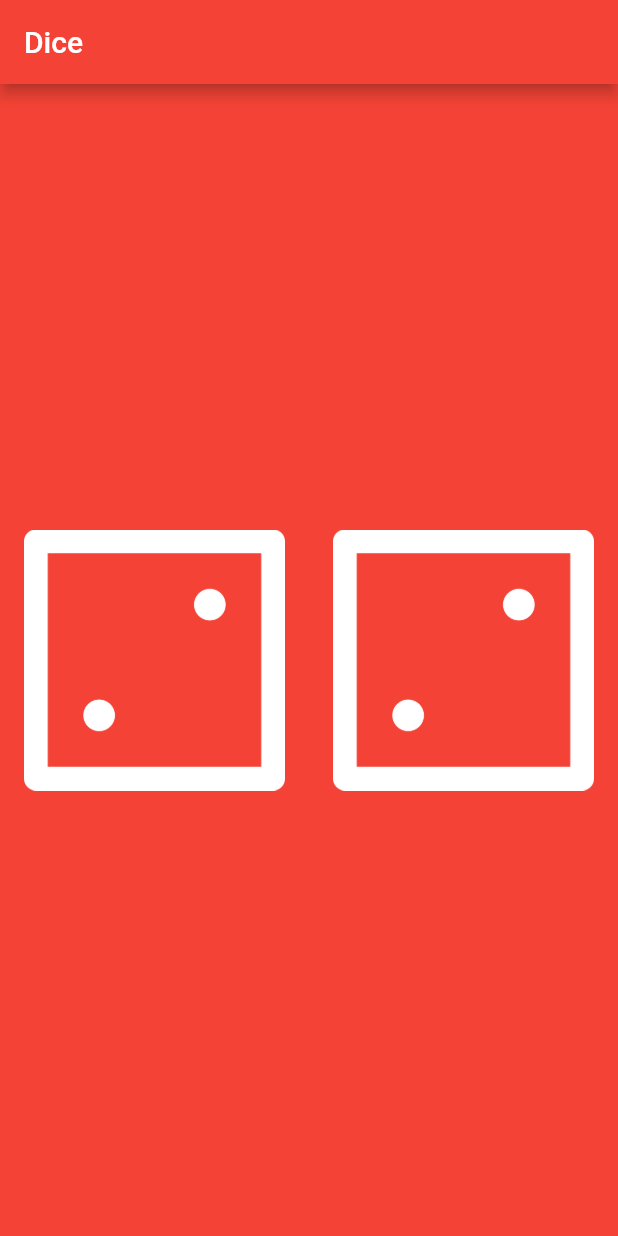
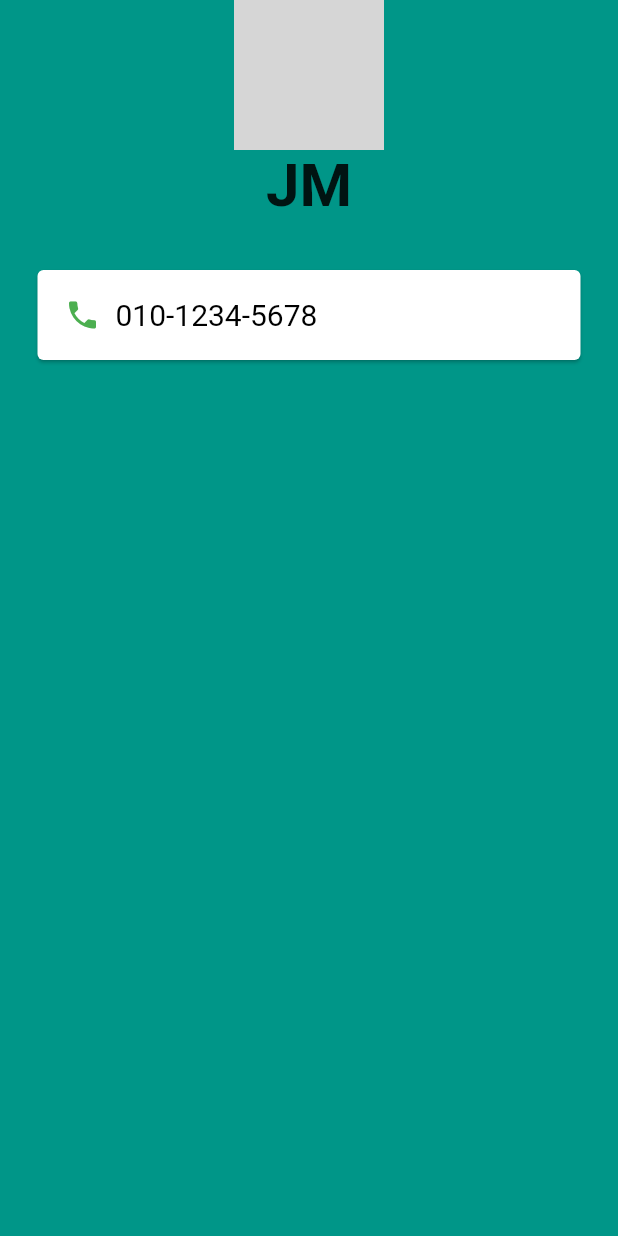
Before and after one commit to j-up/flutter-study, a Flutter app: the screen it shows after launch, on a phone screen of 412 x 824 dp. Run offline on Flutter 3.47's test engine with Material 2 defaults, Android fonts, the phone set to English and light mode, and no system bars; grey boxes are pictures that could not be loaded.

Commit message:
명함앱 예제

```diff
--- a/lib/main.dart
+++ b/lib/main.dart
@@ -1,41 +1,59 @@
 import 'package:flutter/material.dart';
 
 void main() {
-  runApp(MaterialApp(
-    home: Scaffold(
-      backgroundColor: Colors.red,
-      appBar: AppBar(
-        title: Text("Dice"),
-        backgroundColor: Colors.red,
-      ),
-      body: DicePage(),
-    ),
-  ));
+  runApp(MyApp());
 }
 
-class DicePage extends StatelessWidget {
+class MyApp extends StatelessWidget {
   @override
   Widget build(BuildContext context) {
-    return Center(
-      child: Row(
-        children: <Widget>[
-          // Expanded 크기에 맞게 레이아웃이 적용됨
-          // 같은 영역의 Expanded가 있을때 flex는 가로세로 영역에 대한 비율 ex) 현재는 1:2의 비율로 들어감
-          Expanded(
-            // FlatButton 이미지나 텍스트에 버튼이벤트를 연결할때 사용
-            child: FlatButton(
-              onPressed: () {
-                print("left dice click");
-              },
-              padding: EdgeInsets.all(16),
-              child: Image.asset('images/dice2.png'))
+    return MaterialApp(
+      home: Scaffold(
+        backgroundColor: Colors.teal,
+        body: SafeArea(
+          child: Column(
+            children: <Widget>[
+              CircleAvatar(
+                radius: 50,
+                backgroundImage: AssetImage('images/test.jpg'),
+              ),
+              Text(
+                "JM",
+                style: TextStyle(fontSize: 40, fontWeight: FontWeight.bold),
+              ),
+              Text(
+                "FLUTTER DEVELOPER",
+                style: TextStyle(
+                  fontSize: 20.0,
+                  color: Colors.teal,
+                  letterSpacing: 2.5,
+                  fontWeight: FontWeight.bold,
+                ),
+              ),
+              Card(
+                  color: Colors.white,
+                  margin: EdgeInsets.symmetric(vertical: 10, horizontal: 25),
+                  child: Padding(
+                    padding: EdgeInsets.all(18),
+                    child: Row(
+                      children: <Widget>[
+                        Icon(
+                          Icons.phone,
+                          color: Colors.green,
+                        ),
+                        SizedBox(
+                          width: 10,
+                        ),
+                        Text(
+                          "010-1234-5678",
+                          style: TextStyle(color: Colors.black, fontSize: 20.0),
+                        )
+                      ],
+                    ),
+                  ))
+            ],
           ),
-          Expanded(
-              child: Padding(
-                  padding: EdgeInsets.all(16),
-                  child: Image.asset('images/dice2.png'))
-          )
-        ],
+        ),
       ),
     );
   }
```
Also changed, not shown: images/test.jpg (added).
